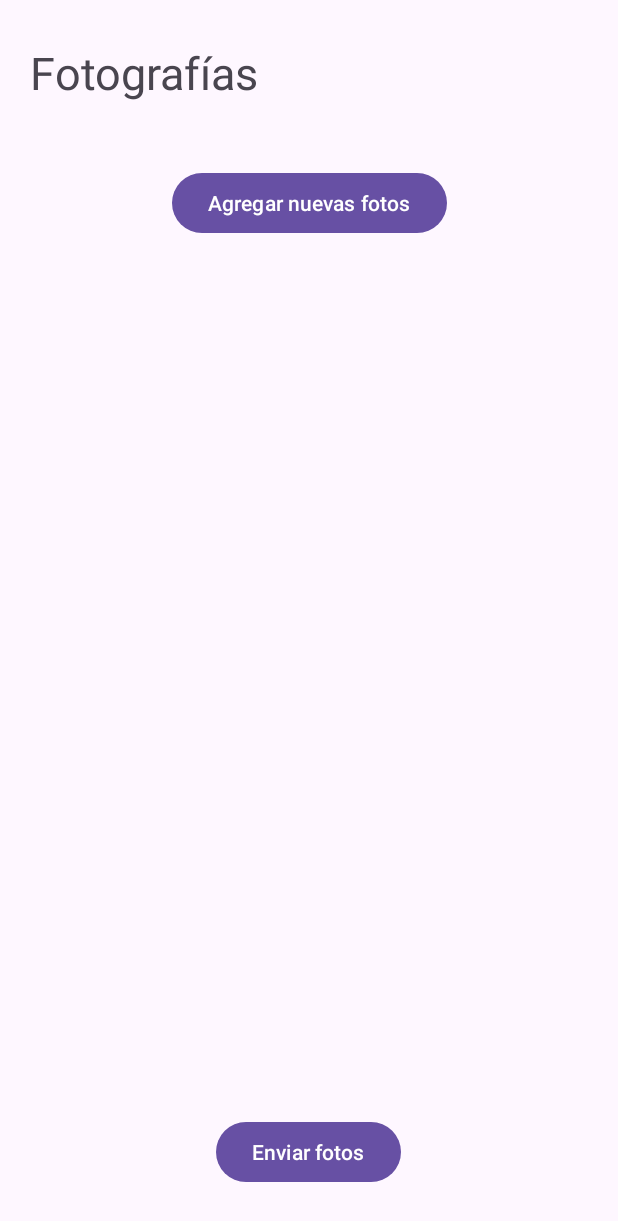
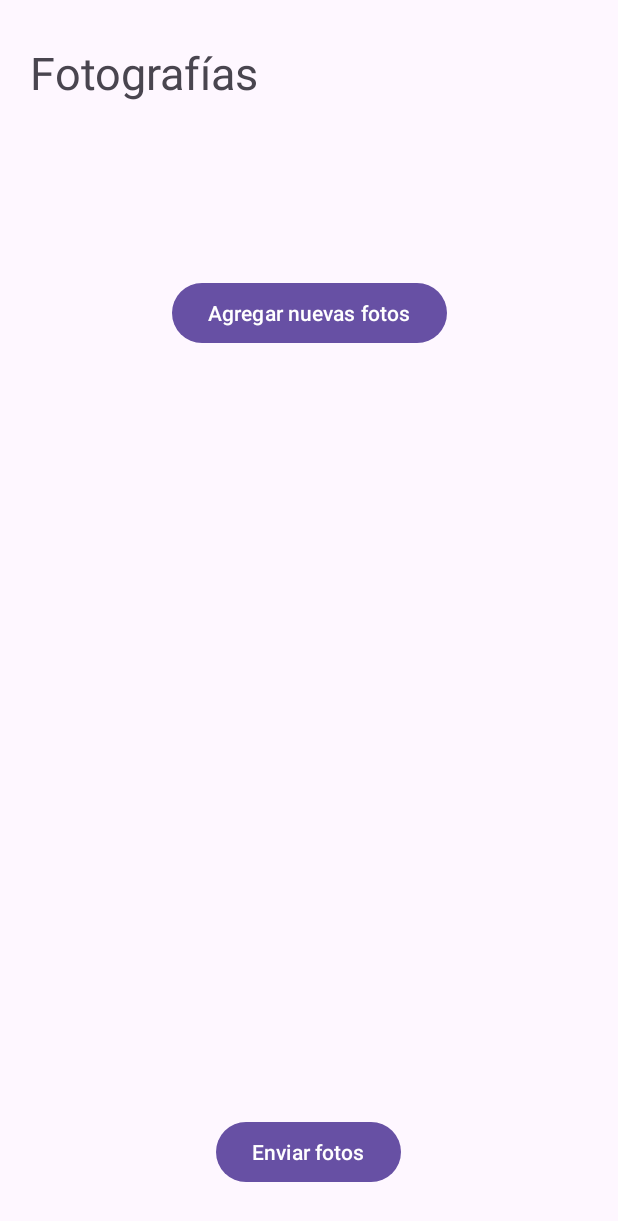
Before and after one commit to aplicacionesNTI/FotosLabcer, an Android app: the FotosActivity screen opened directly, with no data from a screen before it, on a phone screen of 412 x 824 dp. Shown: the top 1221 px of the screen. Run offline under Robolectric (Android 15) with nearby library versions, the phone set to English and light mode, and no system bars; our stand-ins replace Room's generated code; pictures from the network do not load.

Commit message:
Actualizado apk

```diff
--- a/app/src/main/res/layout/activity_fotos.xml
+++ b/app/src/main/res/layout/activity_fotos.xml
@@ -20,24 +20,25 @@
         app:layout_constraintStart_toStartOf="parent" />
 
     <ScrollView
-        android:layout_width="407dp"
-        android:layout_height="646dp"
+        android:layout_width="411dp"
+        android:layout_height="575dp"
         android:padding="16dp"
         app:layout_constraintBottom_toTopOf="@id/enviarButton"
         app:layout_constraintEnd_toEndOf="parent"
         app:layout_constraintStart_toStartOf="parent"
         app:layout_constraintTop_toTopOf="parent"
-        app:layout_constraintVertical_bias="0.976">
+        app:layout_constraintVertical_bias="1.0">
 
         <LinearLayout
+            android:id="@+id/addLayout"
             android:layout_width="match_parent"
             android:layout_height="wrap_content"
-            android:id="@+id/addLayout"
             android:orientation="vertical">
+
             <LinearLayout
+                android:id="@+id/contenedor"
                 android:layout_width="match_parent"
                 android:layout_height="wrap_content"
-                android:id="@+id/contenedor"
                 android:orientation="vertical">
 
             </LinearLayout>
@@ -46,8 +47,8 @@
                 android:id="@+id/addButton"
                 android:layout_width="wrap_content"
                 android:layout_height="wrap_content"
+                android:layout_gravity="center_horizontal"
                 android:layout_marginBottom="32dp"
-                android:layout_gravity="center_horizontal"
                 android:text="@string/agregar_nueva_foto"
                 app:layout_constraintBottom_toBottomOf="parent"
                 app:layout_constraintEnd_toEndOf="parent"
```
